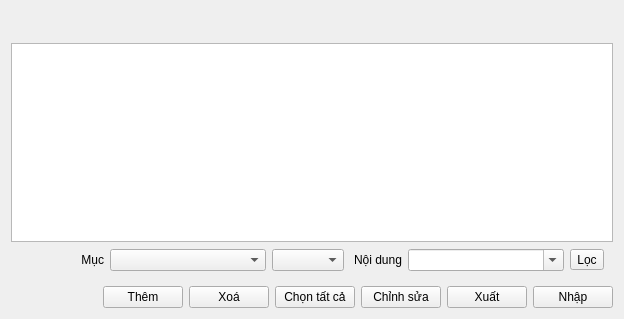
emtrai/hrm_monastery, file app/view/widget/uitableview.ui: the form before one commit.
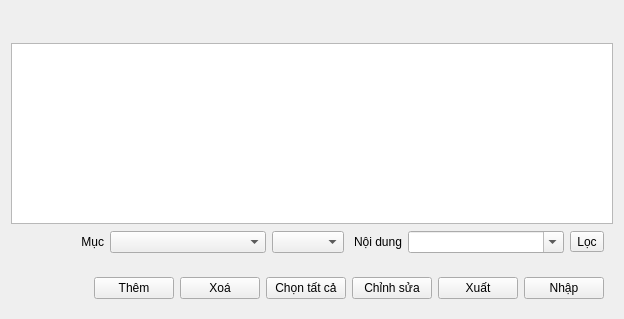
The form after the commit. Icons and pictures are not drawn.

Patch:
```diff
--- a/app/view/widget/uitableview.ui
+++ b/app/view/widget/uitableview.ui
@@ -125,6 +125,7 @@
     </widget>
    </item>
    <item>
+    <widget class="QFrame" name="frameToolbox">
     <layout class="QHBoxLayout" name="horizontalLayout">
      <item>
       <spacer name="horizontalSpacer">
@@ -182,6 +183,7 @@
       </widget>
      </item>
     </layout>
+    </widget>
    </item>
   </layout>
  </widget>
```
Lines whose indentation alone changed are shown as unchanged.
